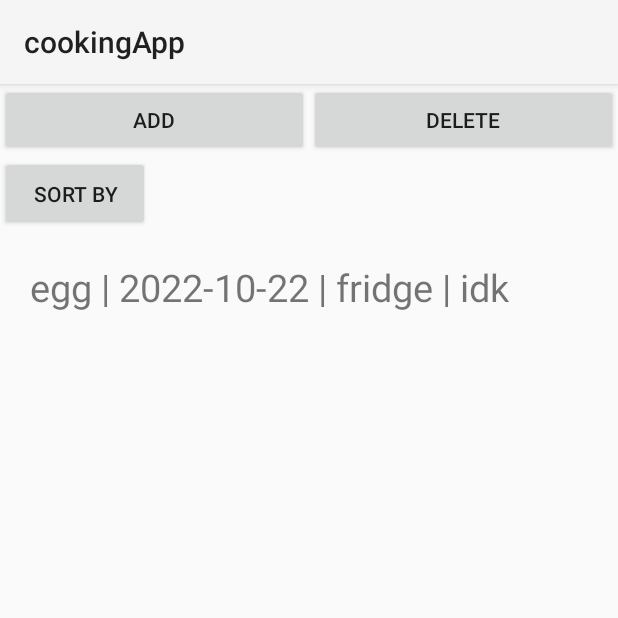
After one commit to CMPUT301F22T24/Team24App, an Android app: the IngredientList screen opened directly, with no data from a screen before it, on a phone screen of 412 x 824 dp, the top half of it. The commit adds this screen. Run offline under Robolectric (Android 15) with nearby library versions, the phone set to English and light mode, and no system bars.

Commit message:
started ingredient storage part

```diff
--- /dev/null
+++ b/code/app/src/main/java/com/example/cookingapp/Ingredient.java
@@ -0,0 +1,93 @@
+package com.example.cookingapp;
+
+import java.text.DateFormat;
+import java.text.SimpleDateFormat;
+import java.util.Date;
+
+
+public class Ingredient {
+    private String description;
+    private Date bestBeforeDate;
+    private String location;
+    private int amount;
+    private String unit;
+    private String category;
+
+
+
+    public Ingredient(String description, Date bestBeforeDate, String location, int amount, String unit, String category) {
+        this.description = description;
+        this.bestBeforeDate = bestBeforeDate;
+        this.location = location;
+        this.amount = amount;
+        this.unit = unit;
+        this.category = category;
+    }
+
+
+
+    // ArrayAdapter uses toString to display stuff to the list View
+    // so we can override the toString to tell Arrayadapter how to display and ingredient object
+    public String toString() {
+        String date = getStringDate();
+        return String.format("%s | %s | %s | %s", description, date, location, category);
+    }
+
+    // converts bestBeforeDate to clean formatted string
+    public String getStringDate() {
+        String pattern = "yyyy-MM-dd";
+        SimpleDateFormat simpleDateFormat = new SimpleDateFormat(pattern);
+        String date = simpleDateFormat.format(this.bestBeforeDate);
+        return date;
+    }
+
+
+    // Getters and Setters
+    public String getDescription() {
+        return description;
+    }
+
+    public void setDescription(String description) {
+        this.description = description;
+    }
+
+    public Date getBestBeforeDate() {
+        return bestBeforeDate;
+    }
+
+    public void setBestBeforeDate(Date bestBeforeDate) {
+        this.bestBeforeDate = bestBeforeDate;
+    }
+
+    public String getLocation() {
+        return location;
+    }
+
+    public void setLocation(String location) {
+        this.location = location;
+    }
+
+    public int getAmount() {
+        return amount;
+    }
+
+    public void setAmount(int amount) {
+        this.amount = amount;
+    }
+
+    public String getUnit() {
+        return unit;
+    }
+
+    public void setUnit(String unit) {
+        this.unit = unit;
+    }
+
+    public String getCategory() {
+        return category;
+    }
+
+    public void setCategory(String category) {
+        this.category = category;
+    }
+}
--- /dev/null
+++ b/code/app/src/main/java/com/example/cookingapp/IngredientList.java
@@ -0,0 +1,55 @@
+package com.example.cookingapp;
+
+import androidx.appcompat.app.AppCompatActivity;
+
+import android.os.Bundle;
+import android.view.View;
+import android.widget.AdapterView;
+import android.widget.ArrayAdapter;
+import android.widget.ListView;
+import android.widget.Toast;
+
+import java.util.ArrayList;
+import java.util.Date;
+
+public class IngredientList extends AppCompatActivity {
+    int position = -1; // for item selection and deletion
+    ListView ingredientListView;
+    ArrayList<Ingredient> ingredientList;
+    ArrayAdapter<Ingredient> ingredientAdapter;
+    @Override
+    protected void onCreate(Bundle savedInstanceState) {
+
+
+
+        super.onCreate(savedInstanceState);
+        setContentView(R.layout.activity_ingredient_list);
+        ingredientListView = findViewById(R.id.ingredient_list);
+        ingredientList = new ArrayList<>();
+        ingredientAdapter = new ArrayAdapter<>(this, R.layout.content, R.id.textView, ingredientList);
+        ingredientListView.setAdapter(ingredientAdapter);
+
+
+        // adding an egg ingredient to make sure everything works
+        Date date = new Date(); // current date is default
+        Ingredient ingredient = new Ingredient("egg", date, "fridge", 1, "dozen", "idk");
+        ingredientList.add(ingredient);
+        ingredientAdapter.notifyDataSetChanged();
+
+
+        ingredientListView.setOnItemClickListener(new AdapterView.OnItemClickListener() {
+            @Override
+            public void onItemClick(AdapterView<?> adapterView, View view, int i, long l) {
+                position = i;
+                String selected = ingredientList.get(position).getDescription() + " selected";
+                Toast.makeText(IngredientList.this, selected, Toast.LENGTH_SHORT).show();
+            }
+        });
+    }
+
+    public void onAddClick(View view) {
+    }
+
+    public void onDeleteClick(View view) {
+    }
+}
--- /dev/null
+++ b/code/app/src/main/res/layout/activity_ingredient_list.xml
@@ -0,0 +1,43 @@
+<?xml version="1.0" encoding="utf-8"?>
+<LinearLayout xmlns:android="http://schemas.android.com/apk/res/android"
+    xmlns:app="http://schemas.android.com/apk/res-auto"
+    xmlns:tools="http://schemas.android.com/tools"
+    android:layout_width="match_parent"
+    android:layout_height="wrap_content"
+    android:orientation="vertical"
+    tools:context=".IngredientList">
+
+    <LinearLayout
+        android:layout_width="match_parent"
+        android:layout_height="match_parent"
+        android:orientation="horizontal">
+
+        <Button
+            android:id="@+id/ingredient_add_button"
+            android:layout_width="wrap_content"
+            android:layout_height="wrap_content"
+            android:layout_weight="1"
+            android:onClick="onAddClick"
+            android:text="Add" />
+
+        <Button
+            android:id="@+id/ingredient_delete_button"
+            android:layout_width="wrap_content"
+            android:layout_height="wrap_content"
+            android:layout_weight="1"
+            android:onClick="onDeleteClick"
+            android:text="Delete" />
+    </LinearLayout>
+
+    <Button
+        android:id="@+id/ingredient_sort_button"
+        android:layout_width="100dp"
+        android:layout_height="50dp"
+        android:text="Sort By" />
+
+    <ListView
+        android:id="@+id/ingredient_list"
+        android:layout_width="match_parent"
+        android:layout_height="wrap_content"
+        android:layout_weight="1" />
+</LinearLayout>
--- /dev/null
+++ b/code/app/src/main/res/layout/content.xml
@@ -0,0 +1,14 @@
+<?xml version="1.0" encoding="utf-8"?>
+<LinearLayout xmlns:android="http://schemas.android.com/apk/res/android"
+    android:layout_width="match_parent"
+    android:layout_height="match_parent"
+    android:orientation="vertical">
+
+    <TextView
+        android:id="@+id/textView"
+        android:layout_width="match_parent"
+        android:layout_height="wrap_content"
+        android:padding="20dp"
+        android:textSize="25sp"
+        android:text="TextView" />
+</LinearLayout>
```
Also changed, not shown: code/app/src/main/AndroidManifest.xml (+7 -0 lines), code/app/src/main/java/com/example/cookingapp/MainActivity.java (+11 -0 lines), code/app/src/main/res/layout/activity_main.xml (+5 -4 lines).
